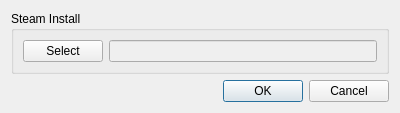
Before: the Qt Designer form bbsed/ui/settings_dialog.ui in slacknate/bbsed, drawn with Qt 5.
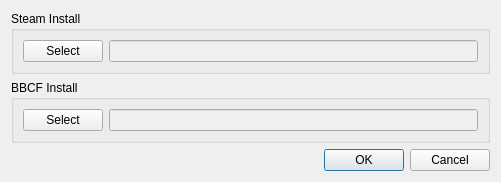
After: the same form once the commit is applied.

Commit message:
[settings_dialog] implement setting for BBCF install directory
 - split this out from the steam install so we can support users who
   have BBCF installed to another location/drive
     - this is not an unlikely scenario given that steam has built in
       game library management that lets you pick where a steam game
       is installed
 - update app config and pathing to account for new setting

```diff
--- a/bbsed/ui/settings_dialog.ui
+++ b/bbsed/ui/settings_dialog.ui
@@ -6,8 +6,8 @@
    <rect>
     <x>0</x>
     <y>0</y>
-    <width>400</width>
-    <height>105</height>
+    <width>501</width>
+    <height>167</height>
    </rect>
   </property>
   <property name="windowTitle">
@@ -39,6 +39,29 @@
        </layout>
       </widget>
      </item>
+     <item>
+      <widget class="QGroupBox" name="bbcf_group">
+       <property name="title">
+        <string>BBCF Install</string>
+       </property>
+       <layout class="QHBoxLayout" name="horizontalLayout_2">
+        <item>
+         <widget class="QPushButton" name="select_bbcf">
+          <property name="text">
+           <string>Select</string>
+          </property>
+         </widget>
+        </item>
+        <item>
+         <widget class="QLineEdit" name="bbcf_install">
+          <property name="enabled">
+           <bool>false</bool>
+          </property>
+         </widget>
+        </item>
+       </layout>
+      </widget>
+     </item>
     </layout>
    </item>
    <item>
```
Left out of the diff: 2 changed lines with no effect on the pictures. The commit also changes 4 other files.
